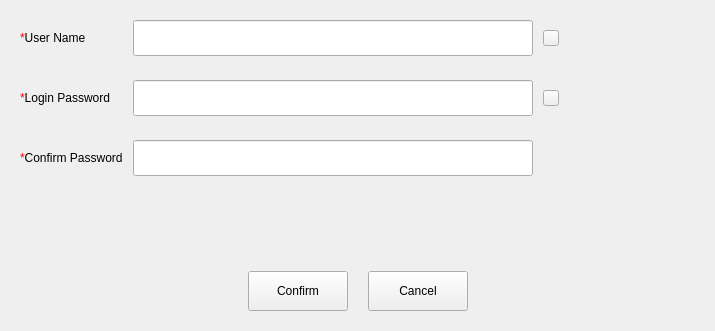
Old version of the form src/pages/system/user-manager/user-update-dialog.ui in the repository openeuler-mirror/ks-scmc-gui.
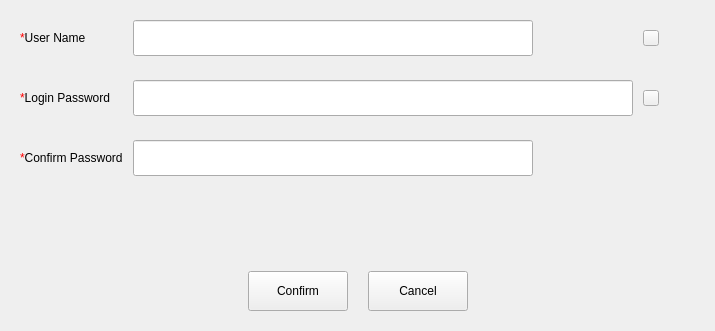
New version of the form. The open tabs and pages were chosen to show the change.

Commit message: fix（pages）：modify code changes - 完善控件的大小

Patch:
```diff
--- a/src/pages/system/user-manager/user-update-dialog.ui
+++ b/src/pages/system/user-manager/user-update-dialog.ui
@@ -147,13 +147,13 @@
           <widget class="QLineEdit" name="lineEdit_pw">
            <property name="minimumSize">
             <size>
-             <width>400</width>
+             <width>500</width>
              <height>36</height>
             </size>
            </property>
            <property name="maximumSize">
             <size>
-             <width>400</width>
+             <width>500</width>
              <height>36</height>
             </size>
            </property>
```
